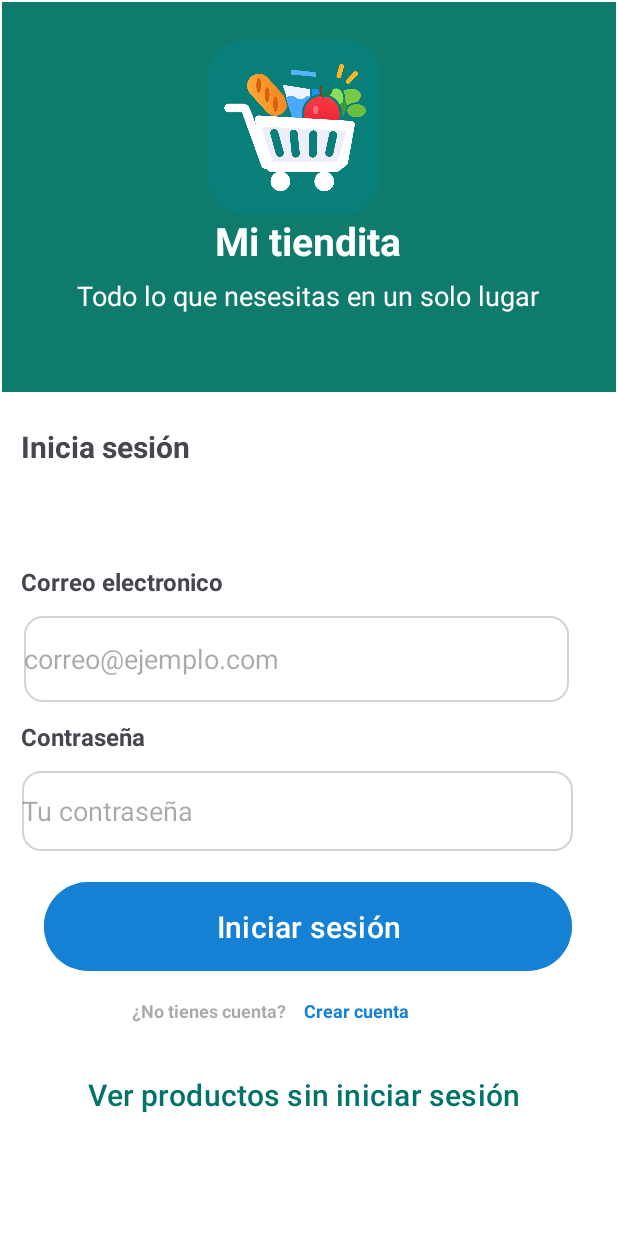
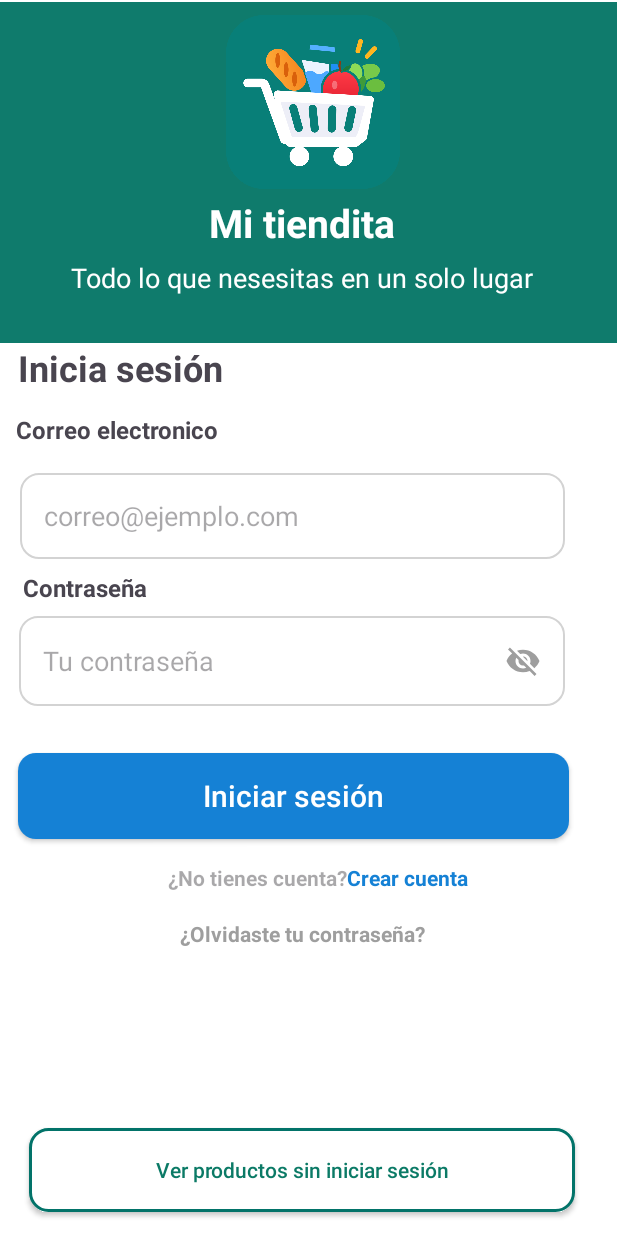
Before and after one commit to yeniseyflores718-cloud/MiTiendita, an Android app: the screen it shows after launch (inicio_de_sesion), on a phone screen of 412 x 824 dp. Run offline under Robolectric (Android 15) with nearby library versions, the phone set to English and light mode, and no system bars.

Commit message:
loginV2 creo que yaestaa

```diff
--- a/app/build.gradle.kts
+++ b/app/build.gradle.kts
@@ -38,6 +38,7 @@ dependencies {
     implementation(libs.androidx.constraintlayout)
     implementation(libs.androidx.core.ktx)
     implementation(libs.androidx.recyclerview)
+    implementation(libs.androidx.ui.text)
     implementation(libs.material)
     testImplementation(libs.junit)
     androidTestImplementation(libs.androidx.espresso.core)
--- a/app/src/main/java/com/example/mitiendita/interfaceApi/ApiService.kt
+++ b/app/src/main/java/com/example/mitiendita/interfaceApi/ApiService.kt
@@ -1,5 +1,6 @@
 package com.example.mitiendita.interfaceApi
 
+import com.example.mitiendita.modelo.CategoriaResponse
 import com.example.mitiendita.modelo.EstadoPedidoRequest
 import com.example.mitiendita.modelo.EstadoPedidoResponse
 import com.example.mitiendita.modelo.InventarioResponse
--- a/app/src/main/java/com/example/mitiendita/presentador/basePresentador.kt
+++ /dev/null
@@ -1,9 +0,0 @@
-package com.example.mitiendita.presentador
-
-
-import com.example.mitiendita.vista.baseVista
-
-interface basePresentador<V : baseVista> {
-    fun asociarVista(vista: V)
-    fun desasociarVista()
-}
--- a/app/src/main/java/com/example/mitiendita/presentador/claseBase.kt
+++ /dev/null
@@ -1,16 +0,0 @@
-package com.example.mitiendita.presentador
-
-
-import com.example.mitiendita.vista.baseVista
-
-abstract class claseBase<V : baseVista> : basePresentador<V> {
-    protected var vista: V? = null
-
-    override fun asociarVista(vista: V) {
-        this.vista = vista
-    }
-
-    override fun desasociarVista() {
-        vista = null
-    }
-}
--- a/app/src/main/java/com/example/mitiendita/vista/inicio_de_sesion.kt
+++ b/app/src/main/java/com/example/mitiendita/vista/inicio_de_sesion.kt
@@ -1,7 +1,11 @@
 package com.example.mitiendita.vista
 
+import android.annotation.SuppressLint
 import android.content.Intent
+import android.graphics.Typeface
 import android.os.Bundle
+import android.text.InputType
+import android.view.MotionEvent
 import android.widget.Button
 import android.widget.EditText
 import android.widget.TextView
@@ -21,7 +25,7 @@ class inicio_de_sesion : AppCompatActivity(), baseVista.View {
     private lateinit var etCorreo: EditText
     private lateinit var etContrasena: EditText
     private lateinit var btnLogin: Button
-
+    @SuppressLint("ClickableViewAccessibility")
     override fun onCreate(savedInstanceState: Bundle?) {
         super.onCreate(savedInstanceState)
         enableEdgeToEdge()
@@ -32,6 +36,33 @@ class inicio_de_sesion : AppCompatActivity(), baseVista.View {
 
         presenter = loginPresenter(this, lifecycleScope)
 
+        var contraVisible = false
+        etContrasena.setOnTouchListener { v, event ->
+            if (event.action == MotionEvent.ACTION_UP) {
+                val icono = etContrasena.compoundDrawables[2]
+                if (icono != null &&
+                    event.rawX >= etContrasena.right - icono.bounds.width() - etContrasena.paddingEnd - 20) {
+
+                    contraVisible = !contraVisible
+                    etContrasena.inputType = if (contraVisible)
+                        InputType.TYPE_CLASS_TEXT or InputType.TYPE_TEXT_VARIATION_VISIBLE_PASSWORD
+                    else
+                        InputType.TYPE_CLASS_TEXT or InputType.TYPE_TEXT_VARIATION_PASSWORD
+
+                    etContrasena.typeface = Typeface.DEFAULT
+                    etContrasena.setCompoundDrawablesWithIntrinsicBounds(
+                        0, 0,
+                        if (contraVisible) R.drawable.ic_visibility else R.drawable.ic_visibility_off,
+                        0
+                    )
+                    etContrasena.setSelection(etContrasena.text.length)
+                    v.performClick()
+                    return@setOnTouchListener true
+                }
+            }
+            false
+        }
+
         btnLogin.setOnClickListener {
             presenter.iniciarSesion(etCorreo.text.toString(), etContrasena.text.toString())
         }
@@ -40,6 +71,9 @@ class inicio_de_sesion : AppCompatActivity(), baseVista.View {
         }
         findViewById<Button>(R.id.btnVerSinIniciarSesion).setOnClickListener {
             startActivity(Intent(this, Busqueda_de_producto::class.java))
+        }
+        findViewById<TextView>(R.id.textView15).setOnClickListener {
+            startActivity(Intent(this, Recuperar_Contrasena::class.java))
         }
         ViewCompat.setOnApplyWindowInsetsListener(findViewById(R.id.main)) { v, insets ->
             val systemBars = insets.getInsets(WindowInsetsCompat.Type.systemBars())
--- /dev/null
+++ b/app/src/main/res/drawable/bg_boton_azul.xml
@@ -0,0 +1,6 @@
+<?xml version="1.0" encoding="utf-8"?>
+<shape xmlns:android="http://schemas.android.com/apk/res/android"
+    android:shape="rectangle">
+    <solid android:color="#1581D5" />
+    <corners android:radius="12dp" />
+</shape>
--- /dev/null
+++ b/app/src/main/res/drawable/bg_boton_borde.xml
@@ -0,0 +1,9 @@
+<?xml version="1.0" encoding="utf-8"?>
+<shape xmlns:android="http://schemas.android.com/apk/res/android"
+    android:shape="rectangle">
+    <solid android:color="#FFFFFF" />
+    <stroke
+        android:width="2dp"
+        android:color="#027369" />
+    <corners android:radius="12dp" />
+</shape>
--- /dev/null
+++ b/app/src/main/res/drawable/ic_visibility.xml
@@ -0,0 +1,10 @@
+<?xml version="1.0" encoding="utf-8"?>
+<vector xmlns:android="http://schemas.android.com/apk/res/android"
+    android:width="24dp"
+    android:height="24dp"
+    android:viewportWidth="24"
+    android:viewportHeight="24">
+    <path
+        android:fillColor="#9E9E9E"
+        android:pathData="M12,4.5C7,4.5 2.73,7.61 1,12c1.73,4.39 6,7.5 11,7.5s9.27,-3.11 11,-7.5c-1.73,-4.39 -6,-7.5 -11,-7.5zM12,17c-2.76,0 -5,-2.24 -5,-5s2.24,-5 5,-5 5,2.24 5,5 -2.24,5 -5,5zM12,9c-1.66,0 -3,1.34 -3,3s1.34,3 3,3 3,-1.34 3,-3 -1.34,-3 -3,-3z" />
+</vector>
--- /dev/null
+++ b/app/src/main/res/drawable/ic_visibility_off.xml
@@ -0,0 +1,10 @@
+<?xml version="1.0" encoding="utf-8"?>
+<vector xmlns:android="http://schemas.android.com/apk/res/android"
+    android:width="24dp"
+    android:height="24dp"
+    android:viewportWidth="24"
+    android:viewportHeight="24">
+    <path
+        android:fillColor="#9E9E9E"
+        android:pathData="M12,7c2.76,0 5,2.24 5,5 0,0.65 -0.13,1.26 -0.36,1.83l2.92,2.92c1.51,-1.26 2.7,-2.89 3.43,-4.75 -1.73,-4.39 -6,-7.5 -11,-7.5 -1.4,0 -2.74,0.25 -3.98,0.7l2.16,2.16C10.74,7.13 11.35,7 12,7zM2,4.27l2.28,2.28 0.46,0.46C3.08,8.3 1.78,10.02 1,12c1.73,4.39 6,7.5 11,7.5 1.55,0 3.03,-0.3 4.38,-0.84l0.42,0.42L19.73,22 21,20.73 3.27,3 2,4.27zM7.53,9.8l1.55,1.55c-0.05,0.21 -0.08,0.43 -0.08,0.65 0,1.66 1.34,3 3,3 0.22,0 0.44,-0.03 0.65,-0.08l1.55,1.55c-0.67,0.33 -1.41,0.53 -2.2,0.53 -2.76,0 -5,-2.24 -5,-5 0,-0.79 0.2,-1.53 0.53,-2.2zM11.84,9.02l3.15,3.15 0.02,-0.16c0,-1.66 -1.34,-3 -3,-3l-0.17,0.01z" />
+</vector>
--- a/app/src/main/res/layout/activity_inicio_de_sesion.xml
+++ b/app/src/main/res/layout/activity_inicio_de_sesion.xml
@@ -10,8 +10,8 @@
 
     <androidx.constraintlayout.widget.ConstraintLayout
         android:id="@+id/principalconteiner"
-        android:layout_width="0dp"
-        android:layout_height="260dp"
+        android:layout_width="419dp"
+        android:layout_height="227dp"
         android:layout_marginStart="1dp"
         android:layout_marginTop="1dp"
         android:layout_marginEnd="1dp"
@@ -40,12 +40,12 @@
             android:id="@+id/imageView"
             android:layout_width="140dp"
             android:layout_height="116dp"
+            android:layout_marginTop="4dp"
             app:layout_constraintBottom_toTopOf="@+id/textViewMiTiendita"
             app:layout_constraintEnd_toEndOf="parent"
-            app:layout_constraintHorizontal_bias="0.464"
+            app:layout_constraintHorizontal_bias="0.526"
             app:layout_constraintStart_toStartOf="parent"
             app:layout_constraintTop_toTopOf="parent"
-            app:layout_constraintVertical_bias="1.0"
             app:srcCompat="@drawable/icono_carrito" />
 
         <TextView
@@ -60,7 +60,7 @@
             app:layout_constraintHorizontal_bias="0.495"
             app:layout_constraintStart_toStartOf="parent"
             app:layout_constraintTop_toTopOf="parent"
-            app:layout_constraintVertical_bias="0.779" />
+            app:layout_constraintVertical_bias="0.847" />
 
     </androidx.constraintlayout.widget.ConstraintLayout>
 
@@ -68,41 +68,43 @@
         android:id="@+id/textView3"
         android:layout_width="wrap_content"
         android:layout_height="wrap_content"
-        android:layout_marginBottom="12dp"
+        android:layout_marginTop="14dp"
+        android:layout_marginBottom="16dp"
         android:text="Correo electronico"
         android:textSize="16sp"
         android:textStyle="bold"
         app:layout_constraintBottom_toTopOf="@+id/editTextcorreoelectronico"
         app:layout_constraintEnd_toEndOf="parent"
-        app:layout_constraintHorizontal_bias="0.05"
-        app:layout_constraintStart_toStartOf="parent" />
+        app:layout_constraintHorizontal_bias="0.039"
+        app:layout_constraintStart_toStartOf="parent"
+        app:layout_constraintTop_toBottomOf="@+id/textView4" />
 
     <EditText
         android:id="@+id/editTextcorreoelectronico"
         android:layout_width="363dp"
         android:layout_height="57dp"
-        android:layout_marginBottom="356dp"
+        android:layout_marginTop="18dp"
         android:background="@drawable/bg_buscar"
         android:ems="10"
+        android:paddingStart="16dp"
+        android:paddingEnd="16dp"
         android:hint="correo@ejemplo.com"
         android:inputType="text"
-        app:layout_constraintBottom_toBottomOf="parent"
         app:layout_constraintEnd_toEndOf="parent"
-        app:layout_constraintHorizontal_bias="0.333"
+        app:layout_constraintHorizontal_bias="0.27"
         app:layout_constraintStart_toStartOf="parent"
-        app:layout_constraintTop_toBottomOf="@+id/principalconteiner"
-        app:layout_constraintVertical_bias="1.0" />
+        app:layout_constraintTop_toBottomOf="@+id/textView3" />
 
     <TextView
         android:id="@+id/textView4"
         android:layout_width="wrap_content"
         android:layout_height="wrap_content"
         android:text="Inicia sesión"
-        android:textSize="20sp"
+        android:textSize="24sp"
         android:textStyle="bold"
         app:layout_constraintBottom_toTopOf="@+id/textView3"
         app:layout_constraintEnd_toEndOf="@+id/principalconteiner"
-        app:layout_constraintHorizontal_bias="0.042"
+        app:layout_constraintHorizontal_bias="0.074"
         app:layout_constraintStart_toStartOf="@+id/principalconteiner"
         app:layout_constraintTop_toBottomOf="@+id/principalconteiner"
         app:layout_constraintVertical_bias="0.26" />
@@ -111,54 +113,60 @@
         android:id="@+id/textView6"
         android:layout_width="wrap_content"
         android:layout_height="wrap_content"
-        android:layout_marginTop="12dp"
+        android:layout_marginTop="8dp"
         android:text="Contraseña"
         android:textSize="16sp"
         android:textStyle="bold"
         app:layout_constraintEnd_toEndOf="parent"
-        app:layout_constraintHorizontal_bias="0.039"
+        app:layout_constraintHorizontal_bias="0.071"
         app:layout_constraintStart_toStartOf="@+id/principalconteiner"
         app:layout_constraintTop_toBottomOf="@+id/editTextcorreoelectronico" />
 
     <EditText
         android:id="@+id/editTxtContrase"
-        android:layout_width="367dp"
-        android:layout_height="53dp"
-        android:layout_marginTop="12dp"
+        android:layout_width="364dp"
+        android:layout_height="60dp"
+        android:layout_marginTop="8dp"
         android:background="@drawable/bg_buscar"
+        android:drawableEnd="@drawable/ic_visibility_off"
+        android:drawablePadding="8dp"
         android:ems="10"
         android:hint="Tu contraseña"
         android:inputType="textPassword"
+        android:paddingStart="16dp"
+        android:paddingEnd="16dp"
         app:layout_constraintEnd_toEndOf="@+id/principalconteiner"
-        app:layout_constraintHorizontal_bias="0.313"
+        app:layout_constraintHorizontal_bias="0.384"
         app:layout_constraintStart_toStartOf="@+id/principalconteiner"
         app:layout_constraintTop_toBottomOf="@+id/textView6" />
 
-    <Button
+    <androidx.appcompat.widget.AppCompatButton
         android:id="@+id/button"
-        android:layout_width="352dp"
-        android:layout_height="67dp"
-        android:backgroundTint="#1581D5"
+        android:layout_width="367dp"
+        android:layout_height="57dp"
+        android:background="@drawable/bg_boton_azul"
         android:text="Iniciar sesión"
+        android:textAllCaps="false"
+        android:textColor="#FFFFFF"
         android:textSize="20sp"
         app:layout_constraintBottom_toTopOf="@+id/btnVerSinIniciarSesion"
         app:layout_constraintEnd_toEndOf="@+id/principalconteiner"
-        app:layout_constraintHorizontal_bias="0.491"
+        app:layout_constraintHorizontal_bias="0.403"
         app:layout_constraintStart_toStartOf="@+id/principalconteiner"
         app:layout_constraintTop_toBottomOf="@+id/editTxtContrase"
-        app:layout_constraintVertical_bias="0.277" />
+        app:layout_constraintVertical_bias="0.141" />
 
     <TextView
         android:id="@+id/textView2"
         android:layout_width="wrap_content"
         android:layout_height="wrap_content"
+        android:layout_marginTop="16dp"
         android:text="Crear cuenta"
         android:textColor="#1581D5"
-        android:textSize="12sp"
+        android:textSize="14sp"
         android:textStyle="bold"
-        app:layout_constraintBottom_toTopOf="@+id/btnVerSinIniciarSesion"
         app:layout_constraintEnd_toEndOf="parent"
-        app:layout_constraintHorizontal_bias="0.08"
+        app:layout_constraintHorizontal_bias="0.0"
         app:layout_constraintStart_toEndOf="@+id/textView"
         app:layout_constraintTop_toBottomOf="@+id/button" />
 
@@ -166,28 +174,42 @@
         android:id="@+id/textView"
         android:layout_width="wrap_content"
         android:layout_height="wrap_content"
-        android:layout_marginStart="88dp"
+        android:layout_marginStart="112dp"
+        android:layout_marginTop="16dp"
         android:hint="¿No tienes cuenta?"
-        android:textSize="12sp"
+        android:textSize="14sp"
         android:textStyle="bold"
-        app:layout_constraintBottom_toTopOf="@+id/btnVerSinIniciarSesion"
         app:layout_constraintStart_toStartOf="parent"
         app:layout_constraintTop_toBottomOf="@+id/button" />
 
-    <Button
+    <androidx.appcompat.widget.AppCompatButton
         android:id="@+id/btnVerSinIniciarSesion"
-        android:layout_width="383dp"
-        android:layout_height="68dp"
-        android:layout_marginBottom="60dp"
-        android:backgroundTint="#FFFFFF"
+        android:layout_width="364dp"
+        android:layout_height="56dp"
+        android:layout_marginBottom="16dp"
+        android:background="@drawable/bg_boton_borde"
         android:text="Ver productos sin iniciar sesión"
-        android:textColor="#027369"
-        android:textSize="20sp"
+        android:textAllCaps="false"
+        android:textColor="#0B7A66"
         app:layout_constraintBottom_toBottomOf="parent"
         app:layout_constraintEnd_toEndOf="parent"
-        app:layout_constraintHorizontal_bias="0.392"
+        app:layout_constraintHorizontal_bias="0.404"
+        app:layout_constraintStart_toStartOf="parent" />
+
+    <TextView
+        android:id="@+id/textView15"
+        android:layout_width="wrap_content"
+        android:layout_height="wrap_content"
+        android:layout_marginTop="18dp"
+        android:text="¿Olvidaste tu contraseña?"
+        android:textColor="#9E9E9E"
+        android:textSize="14sp"
+        android:textStyle="bold"
+        app:layout_constraintBottom_toTopOf="@+id/btnVerSinIniciarSesion"
+        app:layout_constraintEnd_toEndOf="parent"
+        app:layout_constraintHorizontal_bias="0.483"
         app:layout_constraintStart_toStartOf="parent"
-        app:layout_constraintTop_toBottomOf="@+id/editTxtContrase"
-        app:layout_constraintVertical_bias="1.0" />
+        app:layout_constraintTop_toBottomOf="@+id/textView2"
+        app:layout_constraintVertical_bias="0.0" />
 
 </androidx.constraintlayout.widget.ConstraintLayout>
--- a/gradle/libs.versions.toml
+++ b/gradle/libs.versions.toml
@@ -10,6 +10,7 @@ activityKtx = "1.13.0"
 constraintlayout = "2.2.2"
 recyclerview = "1.4.0"
 kotlin = "2.2.10"
+uiText = "1.13.0"
 
 [libraries]
 androidx-core-ktx = { group = "androidx.core", name = "core-ktx", version.ref = "coreKtx" }
@@ -21,6 +22,7 @@ material = { group = "com.google.android.material", name = "material", version.r
 androidx-activity-ktx = { group = "androidx.activity", name = "activity-ktx", version.ref = "activityKtx" }
 androidx-constraintlayout = { group = "androidx.constraintlayout", name = "constraintlayout", version.ref = "constraintlayout" }
 androidx-recyclerview = { group = "androidx.recyclerview", name = "recyclerview", version.ref = "recyclerview" }
+androidx-ui-text = { group = "androidx.compose.ui", name = "ui-text", version.ref = "uiText" }
 
 [plugins]
 android-application = { id = "com.android.application", version.ref = "agp" }
```
